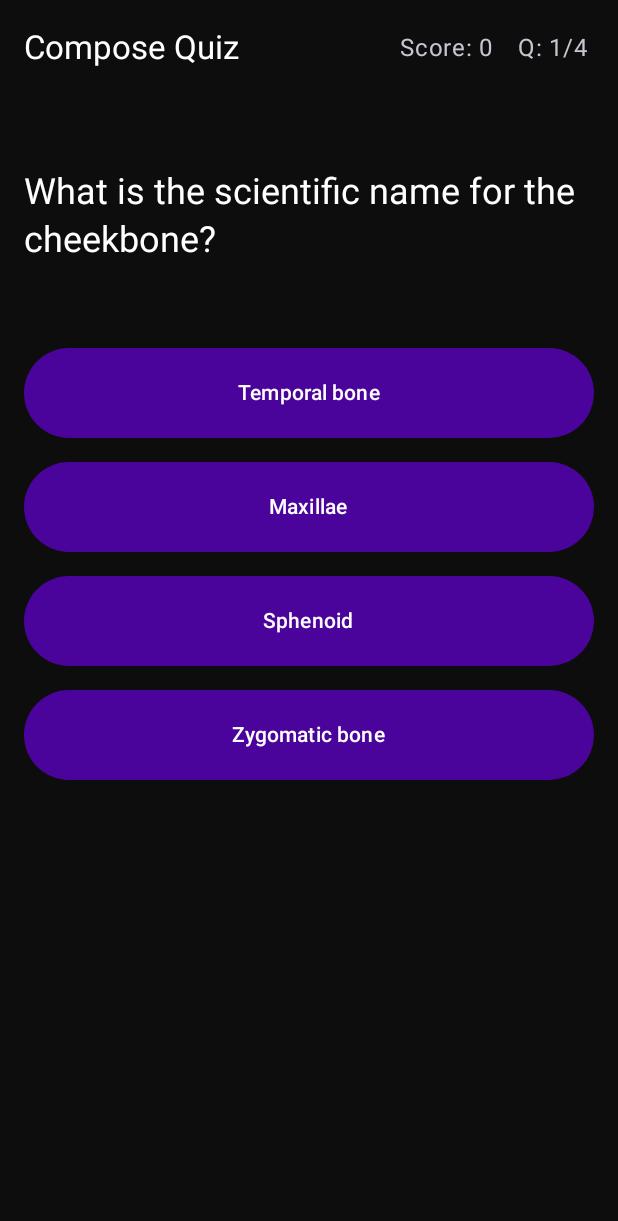
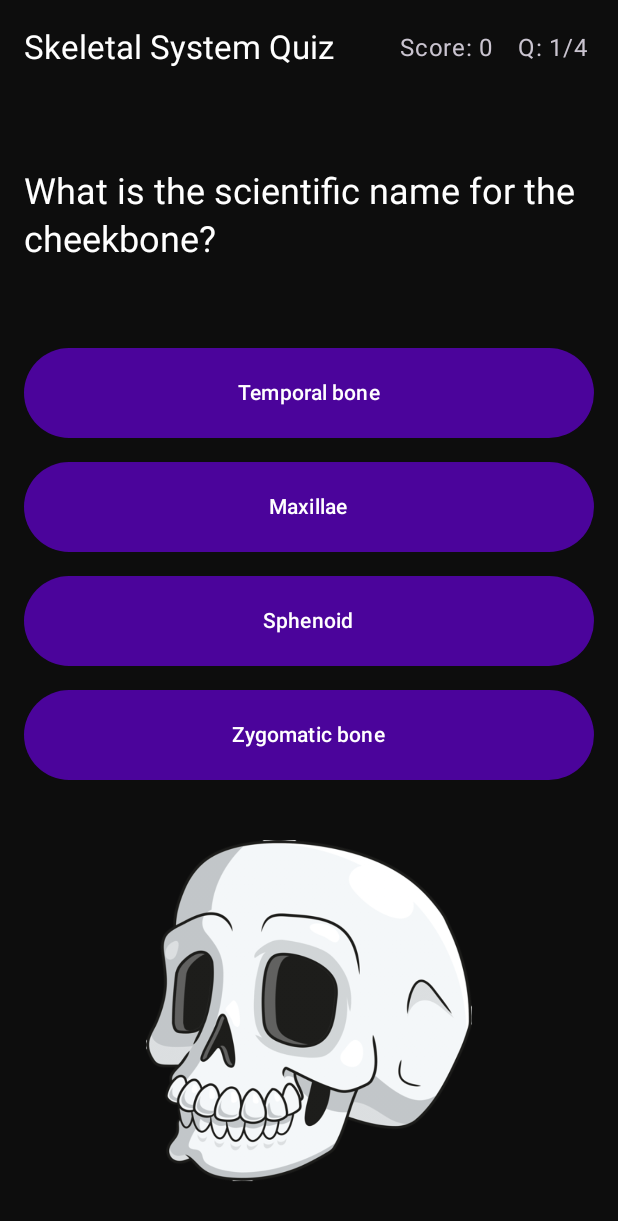
Before and after one commit to jkuschner/SkeletalSystemQuizApp, an Android app built with Jetpack Compose: the QuizScreen screen opened through its navigation route, on a phone screen of 412 x 824 dp. Shown: the top 1221 px of the screen. Run offline under Robolectric (Android 15) with nearby library versions, the phone set to English and light mode, and no system bars.

Commit message:
add an image to each question to provide context and look cool

```diff
--- a/app/src/main/java/com/example/quizapp/Question.kt
+++ b/app/src/main/java/com/example/quizapp/Question.kt
@@ -4,5 +4,6 @@ data class Question(
     val id: Int,
     val text: String,
     val answers: List<String>,
-    val correctAnswer: String
+    val correctAnswer: String,
+    val imageResId: Int? = null
 )
--- a/app/src/main/java/com/example/quizapp/QuizData.kt
+++ b/app/src/main/java/com/example/quizapp/QuizData.kt
@@ -5,24 +5,28 @@ val sampleQuestions = listOf(
         id = 1,
         text = "What is the scientific name for the cheekbone?",
         answers = listOf("Temporal bone", "Maxillae", "Sphenoid", "Zygomatic bone"),
-        correctAnswer = "Zygomatic bone"
+        correctAnswer = "Zygomatic bone",
+        imageResId = R.drawable.q1_cheekbone
     ),
     Question(
         id = 2,
         text = "What bone is the only bone in the human body that is NOT connected to any other bone?",
         answers = listOf("Hyoid", "Patella", "Mandible", "Lunate"),
-        correctAnswer = "Hyoid"
+        correctAnswer = "Hyoid",
+        imageResId = R.drawable.q2_notouching
     ),
     Question(
         id = 3,
         text = "How many bones are in an adult human body?",
         answers = listOf("97", "360", "206", "186"),
-        correctAnswer = "206"
+        correctAnswer = "206",
+        imageResId = R.drawable.q3_numberofbones
     ),
     Question(
         id = 4,
         text = "Which of these bones is NOT one of the 3 earbones?",
         answers = listOf("Stapes", "Coccyx", "Incus", "Malleus"),
-        correctAnswer = "Coccyx"
+        correctAnswer = "Coccyx",
+        imageResId = R.drawable.q4_earbones
     )
 )
--- a/app/src/main/java/com/example/quizapp/ui/QuizScreen.kt
+++ b/app/src/main/java/com/example/quizapp/ui/QuizScreen.kt
@@ -1,11 +1,14 @@
 package com.example.quizapp.ui
 
+import androidx.compose.foundation.Image
 import androidx.compose.foundation.layout.*
 import androidx.compose.material3.*
 import androidx.compose.runtime.Composable
 import androidx.compose.runtime.getValue
 import androidx.compose.ui.Alignment
 import androidx.compose.ui.Modifier
+import androidx.compose.ui.layout.ContentScale
+import androidx.compose.ui.res.painterResource
 import androidx.compose.ui.unit.dp
 
 import com.example.quizapp.QuizViewModel
@@ -37,7 +40,7 @@ fun QuizScreen(
     Scaffold(
         topBar = {
             TopAppBar(
-                title = { Text("Compose Quiz") },
+                title = { Text("Skeletal System Quiz") },
                 actions = {
                     Text(text = "Score: $score",
                         modifier = Modifier.padding(end = 16.dp))
@@ -77,6 +80,20 @@ fun QuizScreen(
                     Text(text = answer)
                 }
             }
+
+            Spacer(Modifier.height(32.dp))
+
+            currentQuestion?.imageResId?.let { resId ->
+                Image(
+                    painter = painterResource(id = resId),
+                    contentDescription = "Context image for question ${currentQuestion.id}",
+                    modifier = Modifier
+                        .weight(1f)
+                        .fillMaxWidth()
+                        .padding(bottom = 16.dp),
+                    contentScale = ContentScale.Fit // Ensures image scales well
+                )
+            }
         }
     }
 }
```
Also changed, not shown: app/src/main/res/drawable/q1_cheekbone.png (added), app/src/main/res/drawable/q2_notouching.png (added), app/src/main/res/drawable/q3_numberofbones.png (added), app/src/main/res/drawable/q4_earbones.png (added).
